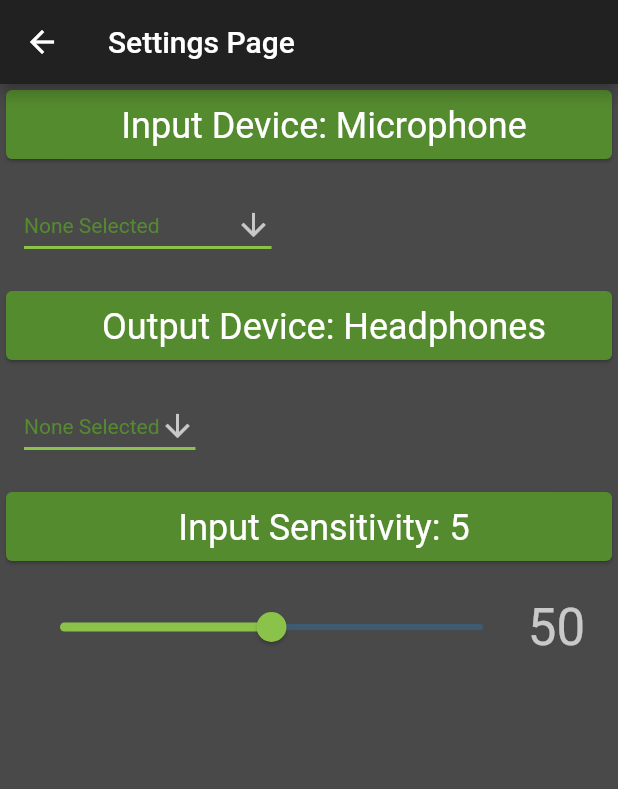
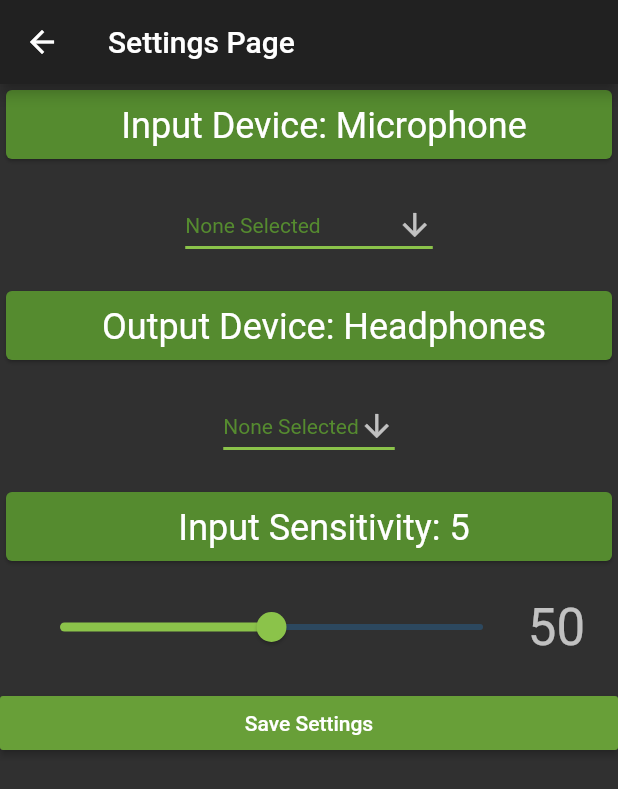
Before and after one commit to VertexChat/vertex, a Flutter app: the screen it shows after launch, after a tap on the "build" icon, on a phone screen of 412 x 824 dp. Shown: the top 789 px of the screen. Run offline on Flutter 3.47's test engine with Material 2 defaults, Android fonts, the phone set to English and light mode, and no system bars.

Commit message:
Add Save Button
Added a save button that updates the values.
It doesn't yet properly save anything so need to look at sorting that out, along with proper data persistence

```diff
--- a/ui/lib/main.dart
+++ b/ui/lib/main.dart
@@ -17,7 +17,7 @@ class UI extends StatelessWidget {
     return MaterialApp(
       title: 'Vertex',
       theme: ThemeData(brightness: Brightness.dark),
-      home: VertexHomePage(title: 'Welcome Home' + '{username}'), // TODO: ${username}
+      home: VertexHomePage(title: 'Welcome Home'), // TODO: ${username}
     );
   }
 }
--- a/ui/lib/src/pages/settings/audio_settings_card.dart
+++ b/ui/lib/src/pages/settings/audio_settings_card.dart
@@ -24,30 +24,10 @@ class _AudioSettingsCardState extends State<AudioSettingsCard> {
 
   _AudioSettingsCardState(this.audioSettings);
 
-  @override
-  Widget build(BuildContext context) {
-    return InkWell(
-      onTap: showAudioDetailPage,
-      child: Padding(
-        padding: const EdgeInsets.symmetric(horizontal: 16.0, vertical: 8.0),
-        child: Container(
-            height: 200.0,
-            width: 600.0,
-            child: Stack(
-              children: <Widget>[
-                Positioned(left: 50.0, child: audioSettingsCard),
-              ],
-            )),
-      ),
-    );
-  }
-
   showAudioDetailPage() {
-    Navigator.of(context).push(MaterialPageRoute(
-      builder: (context) {
-       return AudioDetailPage(audioSettings);
-      }
-    ));
+    Navigator.of(context).push(MaterialPageRoute(builder: (context) {
+      return AudioDetailPage(audioSettings);
+    }));
   }
 
   Widget get audioSettingsCard {
@@ -82,4 +62,22 @@ class _AudioSettingsCardState extends State<AudioSettingsCard> {
           )),
     );
   }
+
+  @override
+  Widget build(BuildContext context) {
+    return InkWell(
+      onTap: showAudioDetailPage,
+      child: Padding(
+        padding: const EdgeInsets.symmetric(horizontal: 16.0, vertical: 8.0),
+        child: Container(
+            height: 200.0,
+            width: 600.0,
+            child: Stack(
+              children: <Widget>[
+                Positioned(left: 50.0, child: audioSettingsCard),
+              ],
+            )),
+      ),
+    );
+  }
 }
--- a/ui/lib/src/pages/settings/settings_card.dart
+++ b/ui/lib/src/pages/settings/settings_card.dart
@@ -22,6 +22,8 @@ class _SettingsCardState extends State<SettingsCard> {
   String _outputDeviceValue = 'None Selected';
   double _inputSensitivityValue = 50.0;
 
+  /// -- Input Device --
+  ///
   /// Need a few widgets
   /// First being a text widget
   /// TODO: Rather than display all text in one widget
@@ -38,7 +40,7 @@ class _SettingsCardState extends State<SettingsCard> {
             ),
             child: Row(
               crossAxisAlignment: CrossAxisAlignment.start,
-              mainAxisAlignment: MainAxisAlignment.spaceAround,
+              mainAxisAlignment: MainAxisAlignment.spaceEvenly,
               children: <Widget>[
                 Text("Input Device: " + widget.settings.inputDevice,
                     style: Theme.of(context).textTheme.headline),
@@ -48,6 +50,9 @@ class _SettingsCardState extends State<SettingsCard> {
     );
   }
 
+  /// Input Device Dropbox
+  ///
+  /// TODO: Manipulate for systems hardware
   Widget get displayInputDeviceDropBox {
     return Column(
       children: <Widget>[
@@ -57,7 +62,7 @@ class _SettingsCardState extends State<SettingsCard> {
               horizontal: 16.0,
             ),
             child: Row(
-              mainAxisAlignment: MainAxisAlignment.spaceBetween,
+              mainAxisAlignment: MainAxisAlignment.spaceEvenly,
               children: <Widget>[
                 Flexible(
                   flex: 1,
@@ -77,8 +82,11 @@ class _SettingsCardState extends State<SettingsCard> {
                       });
                     },
                     // TODO: Look at getting audio options here
-                    items: <String>['None Selected', 'Integrated Microphone', 'External Microphone']
-                        .map((String value) {
+                    items: <String>[
+                      'None Selected',
+                      'Integrated Microphone',
+                      'External Microphone'
+                    ].map((String value) {
                       return new DropdownMenuItem<String>(
                         value: value,
                         child: new Text(value),
@@ -92,6 +100,9 @@ class _SettingsCardState extends State<SettingsCard> {
     );
   }
 
+  /// Output Device Text
+  ///
+  ///
   Widget get displayOutputDeviceText {
     return Container(
       child: Card(
@@ -114,6 +125,7 @@ class _SettingsCardState extends State<SettingsCard> {
     );
   }
 
+  /// Output Device Drop box
   Widget get displayOutputDeviceDropBox {
     return Column(
       children: <Widget>[
@@ -123,7 +135,7 @@ class _SettingsCardState extends State<SettingsCard> {
               horizontal: 16.0,
             ),
             child: Row(
-              mainAxisAlignment: MainAxisAlignment.spaceBetween,
+              mainAxisAlignment: MainAxisAlignment.spaceEvenly,
               children: <Widget>[
                 Flexible(
                   flex: 1,
@@ -170,9 +182,11 @@ class _SettingsCardState extends State<SettingsCard> {
             ),
             child: Row(
               crossAxisAlignment: CrossAxisAlignment.start,
-              mainAxisAlignment: MainAxisAlignment.spaceAround,
+              mainAxisAlignment: MainAxisAlignment.spaceEvenly,
               children: <Widget>[
-                Text("Input Sensitivity: " + widget.settings.inputSensitivity.toString(),
+                Text(
+                    "Input Sensitivity: " +
+                        widget.settings.inputSensitivity.toString(),
                     style: Theme.of(context).textTheme.headline),
               ],
             ),
@@ -221,13 +235,31 @@ class _SettingsCardState extends State<SettingsCard> {
     );
   }
 
+  Widget get updateSettingsButton {
+    return RaisedButton(
+      onPressed: () => updateSettings(),
+      child: Text('Save Settings'),
+      color: Colors.lightGreen[700],
+    );
+  }
 
+  void updateSettings() {
+    setState(() {
+      widget.settings.inputDevice = _inputDeviceValue;
+      widget.settings.outputDevice = _outputDeviceValue;
+      widget.settings.inputSensitivity = _inputSensitivityValue.toInt();
+    });
+
+    print('inputDevice: ' + widget.settings.inputDevice);
+    print('outputDevice: ' + widget.settings.inputDevice);
+    print('inputSensitivity: ' + widget.settings.inputSensitivity.toString());
+  }
 
   @override
   Widget build(BuildContext context) {
     return Container(
       alignment: Alignment.topLeft,
-      color: Colors.white12,
+//      color: Colors.white12,
       height: 800.0,
       child: ListView(
         children: <Widget>[
@@ -237,6 +269,7 @@ class _SettingsCardState extends State<SettingsCard> {
           displayOutputDeviceDropBox,
           displayInputSensitivityText,
           displayInputSensitivitySlider,
+          updateSettingsButton,
         ],
       ),
     );
--- a/ui/lib/src/pages/settings/settings_model.dart
+++ b/ui/lib/src/pages/settings/settings_model.dart
@@ -5,7 +5,7 @@ class Settings {
   // Audio Settings
   String inputDevice;
   String outputDevice;
-  int inputSensitivity = 5; // Start with 5, modify later
+  int inputSensitivity; // Start with 5, modify later
 
   // 3 Param Constructor
   Settings(this.inputDevice, this.outputDevice, this.inputSensitivity);
```
Also changed, not shown: 1 other file.
